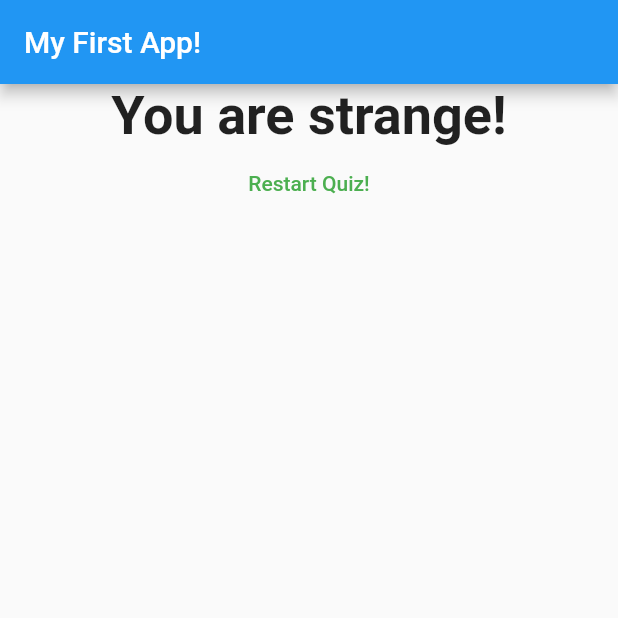
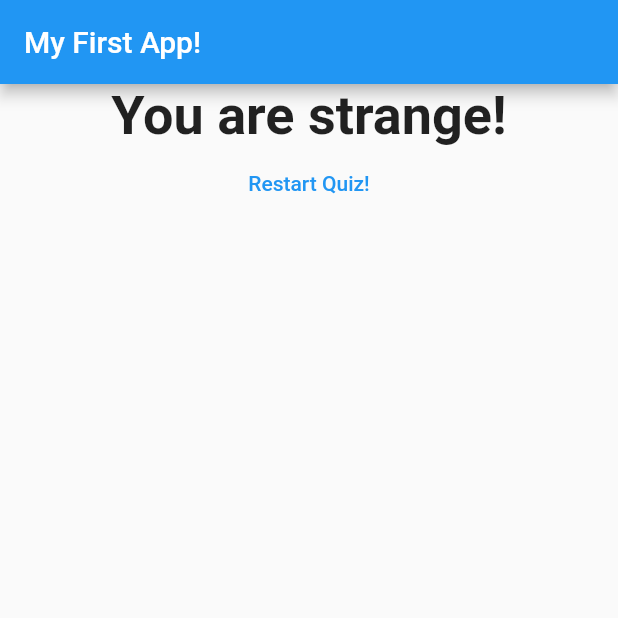
Before and after one commit to akhilvp07/flutter_quiz_app, a Flutter app: the screen it shows after launch, after a tap on "Red", after a tap on "Tiger", after a tap on "Pizza", on a phone screen of 412 x 824 dp, the top half of it. Run offline on Flutter 3.47's test engine with Material 2 defaults, Android fonts, the phone set to English and light mode, and no system bars.

Commit message:
Changed quiz reload text colour
Fix: Chananged the Quiz restart text colour to blue.

```diff
--- a/lib/result.dart
+++ b/lib/result.dart
@@ -38,7 +38,7 @@ class Result extends StatelessWidget {
           TextButton(
             onPressed: resetQuiz,
             child: Text('Restart Quiz!'),
-            style: TextButton.styleFrom(primary: Colors.green),
+            style: TextButton.styleFrom(primary: Colors.blue),
           ),
         ],
       ),
```
